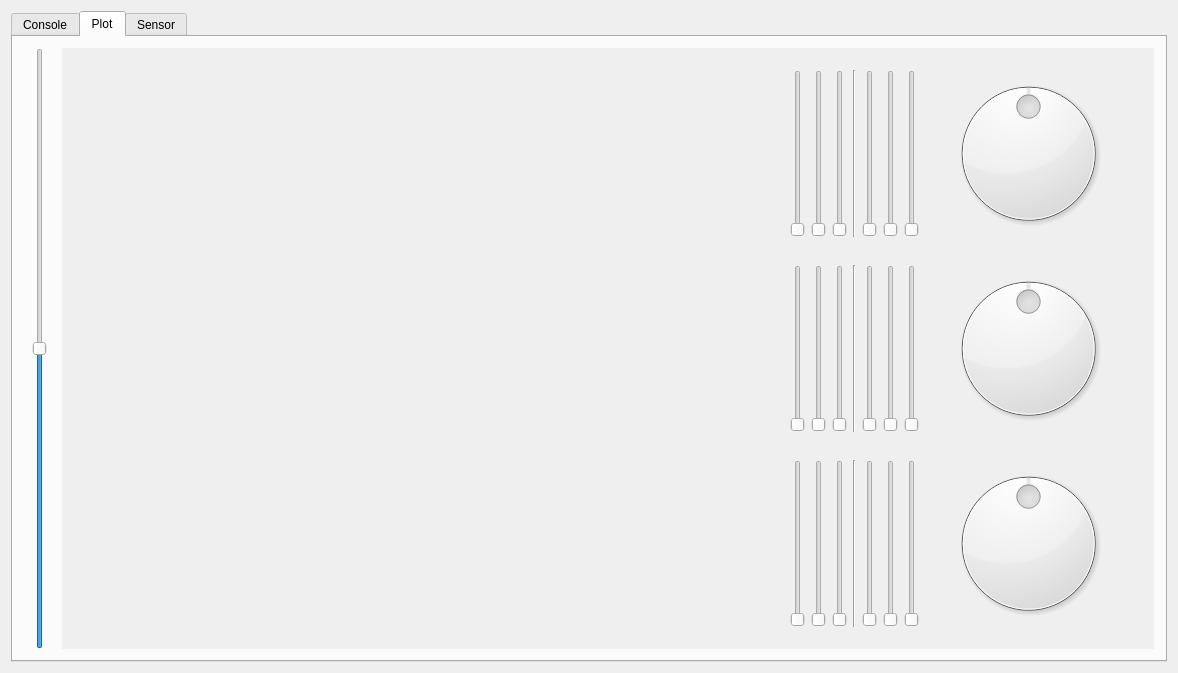
Qt form mainwindow.ui (quadwitharm/DebugConsole) before a commit.
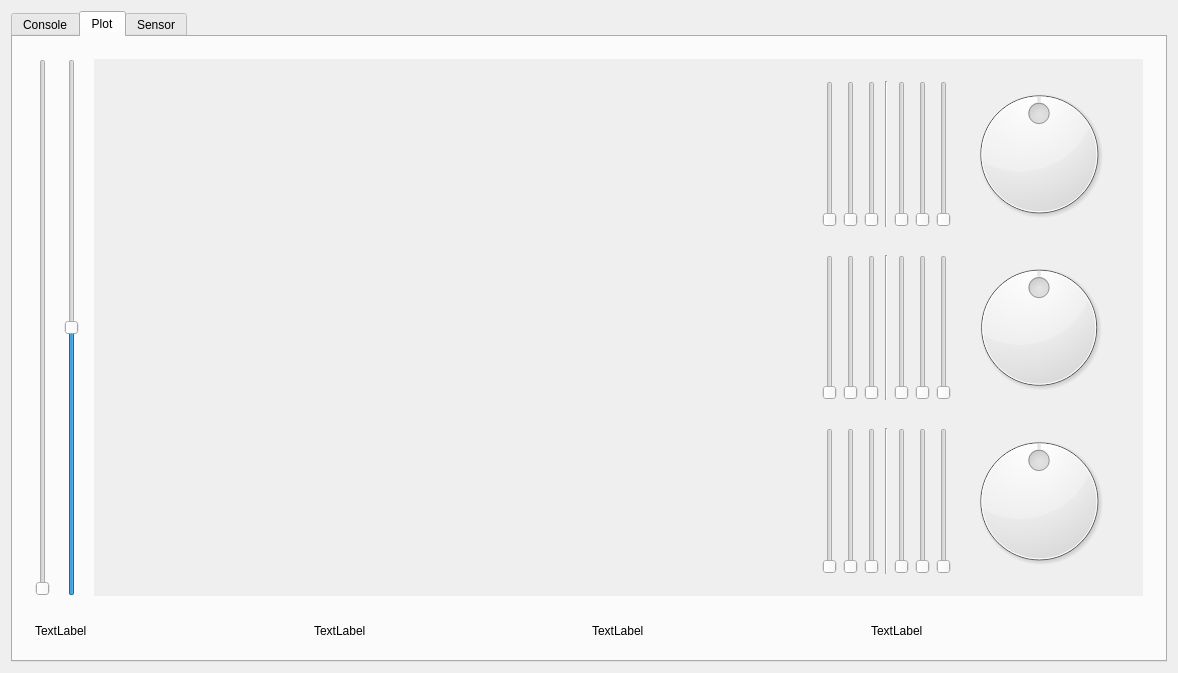
The same form after that commit. The open tabs and pages were chosen to show the change. Custom widgets are drawn as their Qt base class.

What changed in the file:
```diff
--- a/mainwindow.ui
+++ b/mainwindow.ui
@@ -372,7 +372,76 @@
         <string>Plot</string>
        </attribute>
        <layout class="QGridLayout" name="gridLayout_3">
-        <item row="0" column="1">
+        <item row="1" column="0">
+         <widget class="QWidget" name="widget_4" native="true">
+          <layout class="QHBoxLayout" name="horizontalLayout_12">
+           <item>
+            <widget class="QLabel" name="motor1">
+             <property name="text">
+              <string>TextLabel</string>
+             </property>
+            </widget>
+           </item>
+           <item>
+            <widget class="QLabel" name="motor2">
+             <property name="text">
+              <string>TextLabel</string>
+             </property>
+            </widget>
+           </item>
+           <item>
+            <widget class="QLabel" name="motor3">
+             <property name="text">
+              <string>TextLabel</string>
+             </property>
+            </widget>
+           </item>
+           <item>
+            <widget class="QLabel" name="motor4">
+             <property name="text">
+              <string>TextLabel</string>
+             </property>
+            </widget>
+           </item>
+          </layout>
+         </widget>
+        </item>
+        <item row="0" column="0">
+         <widget class="QWidget" name="widget_5" native="true">
+          <layout class="QHBoxLayout" name="horizontalLayout_11">
+           <item>
+            <widget class="QSlider" name="verticalOutput">
+             <property name="maximum">
+              <number>1000</number>
+             </property>
+             <property name="orientation">
+              <enum>Qt::Vertical</enum>
+             </property>
+            </widget>
+           </item>
+           <item>
+            <widget class="QSlider" name="verticalSlider">
+             <property name="minimumSize">
+              <size>
+               <width>32</width>
+               <height>0</height>
+              </size>
+             </property>
+             <property name="contextMenuPolicy">
+              <enum>Qt::DefaultContextMenu</enum>
+             </property>
+             <property name="maximum">
+              <number>1000</number>
+             </property>
+             <property name="value">
+              <number>500</number>
+             </property>
+             <property name="orientation">
+              <enum>Qt::Vertical</enum>
+             </property>
+            </widget>
+           </item>
+           <item>
          <widget class="QWidget" name="widget" native="true">
           <property name="autoFillBackground">
            <bool>true</bool>
@@ -639,26 +708,11 @@
           </layout>
          </widget>
         </item>
-        <item row="0" column="0">
-         <widget class="QSlider" name="verticalSlider">
-          <property name="minimumSize">
-           <size>
-            <width>32</width>
-            <height>0</height>
-           </size>
-          </property>
-          <property name="contextMenuPolicy">
-           <enum>Qt::DefaultContextMenu</enum>
-          </property>
-          <property name="maximum">
-           <number>1000</number>
-          </property>
-          <property name="value">
-           <number>500</number>
-          </property>
-          <property name="orientation">
-           <enum>Qt::Vertical</enum>
-          </property>
+          </layout>
+          <zorder>verticalSlider</zorder>
+          <zorder>verticalOutput</zorder>
+          <zorder>plotWidget2</zorder>
+          <zorder>widget</zorder>
          </widget>
         </item>
        </layout>
```
Left out of the diff: 4 changed lines with no effect on the pictures. Lines whose indentation alone changed are shown as unchanged.
